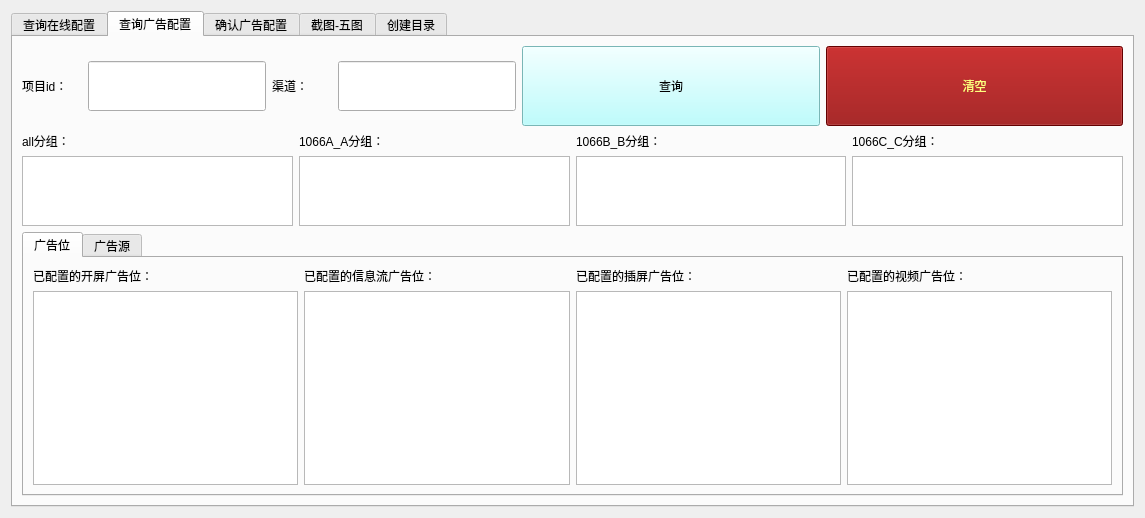
Before: the Qt Designer form demo/demo_two/untitled.ui in Aefun-ayi/ayi-demo, drawn with Qt 5.
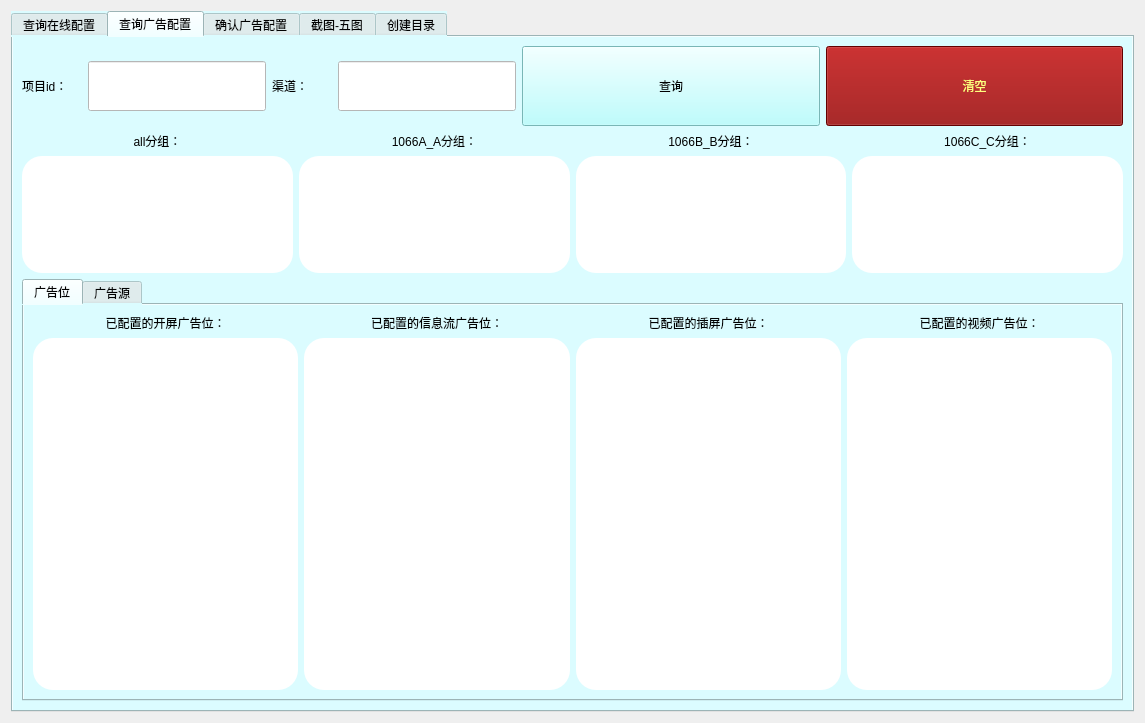
After: the same form once the commit is applied. The open tabs and pages were chosen to show the change. Icons and pictures are not drawn.

What changed in the file:
```diff
--- a/demo/demo_two/untitled.ui
+++ b/demo/demo_two/untitled.ui
@@ -7,7 +7,7 @@
     <x>0</x>
     <y>0</y>
     <width>1143</width>
-    <height>518</height>
+    <height>723</height>
    </rect>
   </property>
   <property name="maximumSize">
@@ -38,6 +38,9 @@
        <height>16777215</height>
       </size>
      </property>
+     <property name="styleSheet">
+      <string notr="true">background-color: rgb(219, 252, 255);</string>
+     </property>
      <property name="currentIndex">
       <number>0</number>
      </property>
@@ -229,7 +232,8 @@
             </size>
            </property>
            <property name="styleSheet">
-            <string notr="true">font: 12pt &quot;微软雅黑&quot;;</string>
+            <string notr="true">font: 12pt &quot;微软雅黑&quot;;
+background-color: rgb(255, 255, 255);</string>
            </property>
           </widget>
          </item>
@@ -252,7 +256,8 @@
             </size>
            </property>
            <property name="styleSheet">
-            <string notr="true">font: 12pt &quot;微软雅黑&quot;;</string>
+            <string notr="true">font: 12pt &quot;微软雅黑&quot;;
+background-color: rgb(255, 255, 255);</string>
            </property>
           </widget>
          </item>
@@ -325,12 +330,17 @@
              <property name="text">
               <string>all分组：</string>
              </property>
+             <property name="alignment">
+              <set>Qt::AlignCenter</set>
+             </property>
             </widget>
            </item>
            <item>
             <widget class="QTextBrowser" name="all_text">
              <property name="styleSheet">
-              <string notr="true">font: 10pt &quot;微软雅黑&quot;;</string>
+              <string notr="true">font: 10pt &quot;微软雅黑&quot;;
+border-radius: 20px;
+background-color: rgb(255, 255, 255);</string>
              </property>
             </widget>
            </item>
@@ -346,12 +356,17 @@
              <property name="text">
               <string>1066A_A分组：</string>
              </property>
+             <property name="alignment">
+              <set>Qt::AlignCenter</set>
+             </property>
             </widget>
            </item>
            <item>
             <widget class="QTextBrowser" name="A_text">
              <property name="styleSheet">
-              <string notr="true">font: 10pt &quot;微软雅黑&quot;;</string>
+              <string notr="true">font: 10pt &quot;微软雅黑&quot;;
+border-radius: 20px;
+background-color: rgb(255, 255, 255);</string>
              </property>
             </widget>
            </item>
@@ -367,12 +382,17 @@
              <property name="text">
               <string>1066B_B分组：</string>
              </property>
+             <property name="alignment">
+              <set>Qt::AlignCenter</set>
+             </property>
             </widget>
            </item>
            <item>
             <widget class="QTextBrowser" name="B_text">
              <property name="styleSheet">
-              <string notr="true">font: 10pt &quot;微软雅黑&quot;;</string>
+              <string notr="true">font: 10pt &quot;微软雅黑&quot;;
+border-radius: 20px;
+background-color: rgb(255, 255, 255);</string>
              </property>
             </widget>
            </item>
@@ -388,12 +408,17 @@
              <property name="text">
               <string>1066C_C分组：</string>
              </property>
+             <property name="alignment">
+              <set>Qt::AlignCenter</set>
+             </property>
             </widget>
            </item>
            <item>
             <widget class="QTextBrowser" name="C_text">
              <property name="styleSheet">
-              <string notr="true">font: 10pt &quot;微软雅黑&quot;;</string>
+              <string notr="true">font: 10pt &quot;微软雅黑&quot;;
+border-radius: 20px;
+background-color: rgb(255, 255, 255);</string>
              </property>
             </widget>
            </item>
@@ -435,12 +460,17 @@
                  <property name="text">
                   <string>已配置的开屏广告位：</string>
                  </property>
+                 <property name="alignment">
+                  <set>Qt::AlignCenter</set>
+                 </property>
                 </widget>
                </item>
                <item>
                 <widget class="QTextBrowser" name="splash_cfg_text">
                  <property name="styleSheet">
-                  <string notr="true">font: 12pt &quot;微软雅黑&quot;;</string>
+                  <string notr="true">font: 12pt &quot;微软雅黑&quot;;
+border-radius: 20px;
+background-color: rgb(255, 255, 255);</string>
                  </property>
                  <property name="html">
                   <string>&lt;!DOCTYPE HTML PUBLIC &quot;-//W3C//DTD HTML 4.0//EN&quot; &quot;http://www.w3.org/TR/REC-html40/strict.dtd&quot;&gt;
@@ -463,12 +493,17 @@
                  <property name="text">
                   <string>已配置的信息流广告位：</string>
                  </property>
+                 <property name="alignment">
+                  <set>Qt::AlignCenter</set>
+                 </property>
                 </widget>
                </item>
                <item>
                 <widget class="QTextBrowser" name="msg_cfg_text">
                  <property name="styleSheet">
-                  <string notr="true">font: 12pt &quot;微软雅黑&quot;;</string>
+                  <string notr="true">font: 12pt &quot;微软雅黑&quot;;
+border-radius: 20px;
+background-color: rgb(255, 255, 255);</string>
                  </property>
                 </widget>
                </item>
@@ -484,12 +519,17 @@
                  <property name="text">
                   <string>已配置的插屏广告位：</string>
                  </property>
+                 <property name="alignment">
+                  <set>Qt::AlignCenter</set>
+                 </property>
                 </widget>
                </item>
                <item>
                 <widget class="QTextBrowser" name="plaque_cfg_text">
                  <property name="styleSheet">
-                  <string notr="true">font: 12pt &quot;微软雅黑&quot;;</string>
+                  <string notr="true">font: 12pt &quot;微软雅黑&quot;;
+border-radius: 20px;
+background-color: rgb(255, 255, 255);</string>
                  </property>
                 </widget>
                </item>
@@ -505,12 +545,17 @@
                  <property name="text">
                   <string>已配置的视频广告位：</string>
                  </property>
+                 <property name="alignment">
+                  <set>Qt::AlignCenter</set>
+                 </property>
                 </widget>
                </item>
                <item>
                 <widget class="QTextBrowser" name="video_cfg_text">
                  <property name="styleSheet">
-                  <string notr="true">font: 12pt &quot;微软雅黑&quot;;</string>
+                  <string notr="true">font: 12pt &quot;微软雅黑&quot;;
+border-radius: 20px;
+background-color: rgb(255, 255, 255);</string>
                  </property>
                 </widget>
                </item>
```
Left out of the diff: 114 changed lines with no effect on the pictures.
